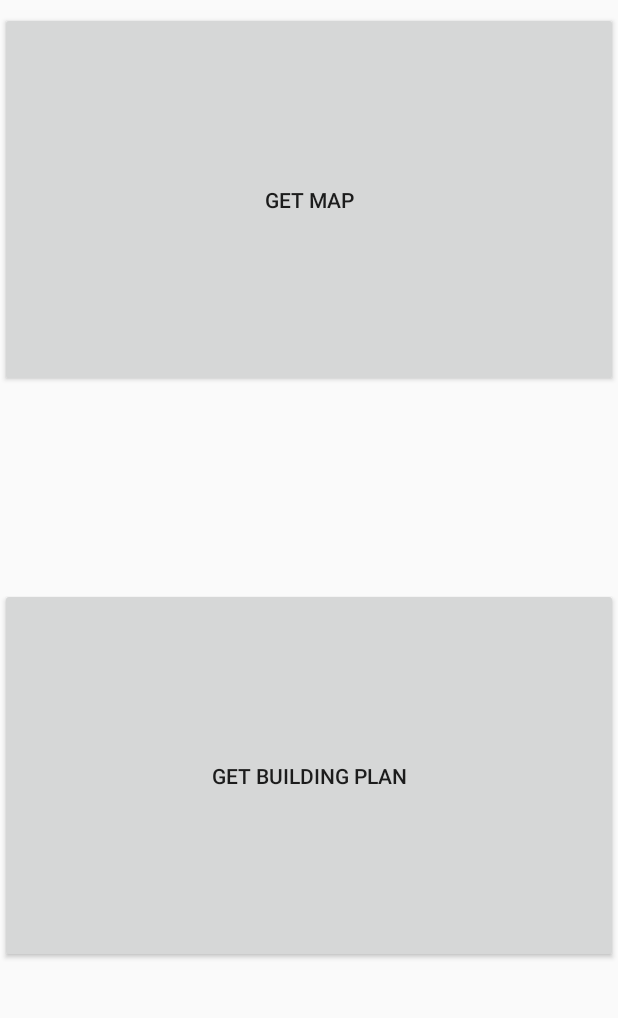
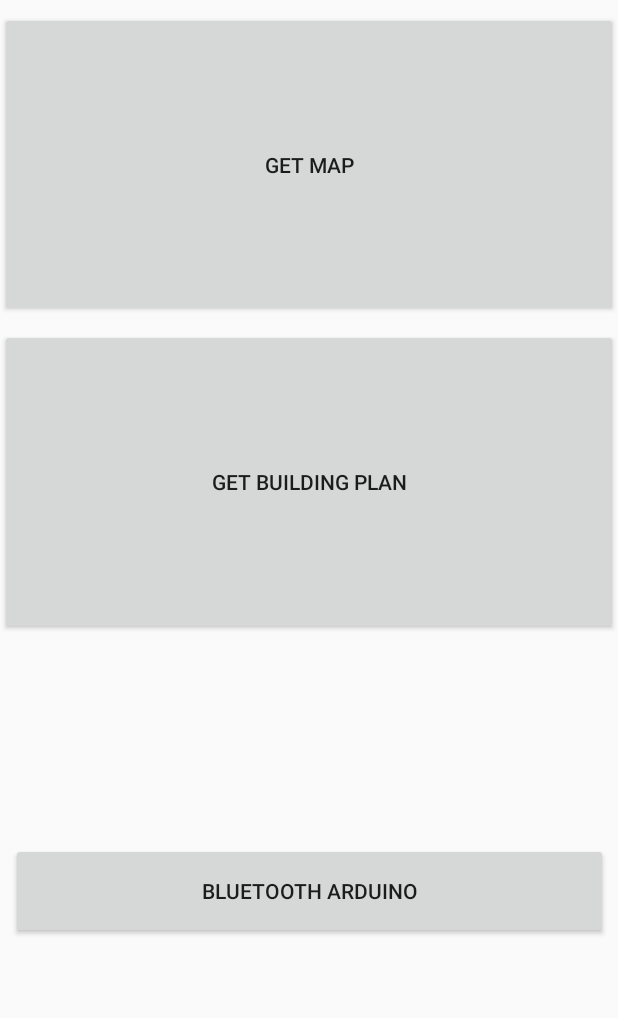
Before and after one commit to kacper97/EmergencyEscaper, an Android app: the Home screen opened directly, with no data from a screen before it, on a phone screen of 412 x 824 dp, the part 84-1102 px from its top. Run offline under Robolectric (Android 15) with nearby library versions, the phone set to English and light mode, and no system bars.

Commit message:
Bluetooth connection added and buzzer

```diff
--- a/app/src/main/AndroidManifest.xml
+++ b/app/src/main/AndroidManifest.xml
@@ -4,6 +4,7 @@
 
     <uses-permission android:name="android.permission.ACCESS_FINE_LOCATION"/>
 
+    <uses-permission android:name="android.permission.BLUETOOTH"/>
     <application
             android:name=".main.MainApp"
             android:allowBackup="true"
@@ -39,6 +40,8 @@
         </activity>
         <activity android:name=".activities.BuildingPlan">
         </activity>
+        <activity android:name=".activities.BluetoothConnector">
+        </activity>
     </application>
 
 </manifest>
--- a/app/src/main/java/org/wit/emergencyescape/activities/Home.java
+++ b/app/src/main/java/org/wit/emergencyescape/activities/Home.java
@@ -28,6 +28,9 @@ public class Home extends Base {
         startActivity(new Intent(this,BuildingPlan.class));
     }
 
+    public void bluetooth(View v) {
+        startActivity(new Intent(this,BluetoothConnector.class));
+    }
 
 
 }
--- a/app/src/main/res/layout/activity_home.xml
+++ b/app/src/main/res/layout/activity_home.xml
@@ -31,7 +31,7 @@
     <Button
             android:text="@string/getMap"
             android:layout_width="0dp"
-            android:layout_height="250dp"
+            android:layout_height="203dp"
             app:layout_constraintStart_toStartOf="parent" app:layout_constraintEnd_toEndOf="parent"
             android:id="@+id/buttonGetMap"
             android:layout_marginTop="8dp" app:layout_constraintTop_toBottomOf="@+id/relativeLayout"
@@ -39,10 +39,18 @@
     <Button
             android:text="@string/getBuildingPlan"
             android:layout_width="0dp"
-            android:layout_height="250dp"
+            android:layout_height="204dp"
             app:layout_constraintStart_toStartOf="parent" app:layout_constraintEnd_toEndOf="parent"
             android:id="@+id/buttonGetBuildingPlan"
-            app:layout_constraintBottom_toBottomOf="parent"
-            app:layout_constraintHorizontal_bias="1.0" android:layout_marginTop="8dp"
-            app:layout_constraintTop_toBottomOf="@+id/buttonGetMap" android:onClick="buildingplan"/>
+            app:layout_constraintHorizontal_bias="0.0" android:layout_marginTop="8dp"
+            app:layout_constraintTop_toBottomOf="@+id/buttonGetMap" android:onClick="buildingplan"
+    />
+    <Button
+            android:text="@string/getbluetooth"
+            android:layout_width="398dp"
+            android:layout_height="64dp"
+            app:layout_constraintBottom_toBottomOf="parent" android:layout_marginBottom="11dp"
+            android:id="@+id/bluetooth" app:layout_constraintEnd_toEndOf="parent"
+            app:layout_constraintStart_toStartOf="parent" android:layout_marginTop="8dp"
+            app:layout_constraintTop_toBottomOf="@+id/buttonGetBuildingPlan" android:onClick="bluetooth"/>
 </androidx.constraintlayout.widget.ConstraintLayout>
--- a/app/src/main/res/values/strings.xml
+++ b/app/src/main/res/values/strings.xml
@@ -40,4 +40,6 @@
     <string name="appHelpExtraRate">-To rate a place, please put in a star rating for a specific place</string>
     <string name="appHelp">This is the help screen for Polish Landmarks</string>
     <string name="appHelpExtraAdd">-To add a place, please put in a new place</string>
+    <string name="getbluetooth"> Bluetooth arduino </string>
+    <string name="bluetoothaddress">Bluetooth Address</string>
 </resources>
```
Also changed, not shown: app/src/main/java/org/wit/emergencyescape/activities/BluetoothConnector.java (added, +115 -0 lines), app/src/main/res/layout/activity_bluetooth.xml (added, +35 -0 lines), app/src/main/res/drawable/ggf.png (added).
